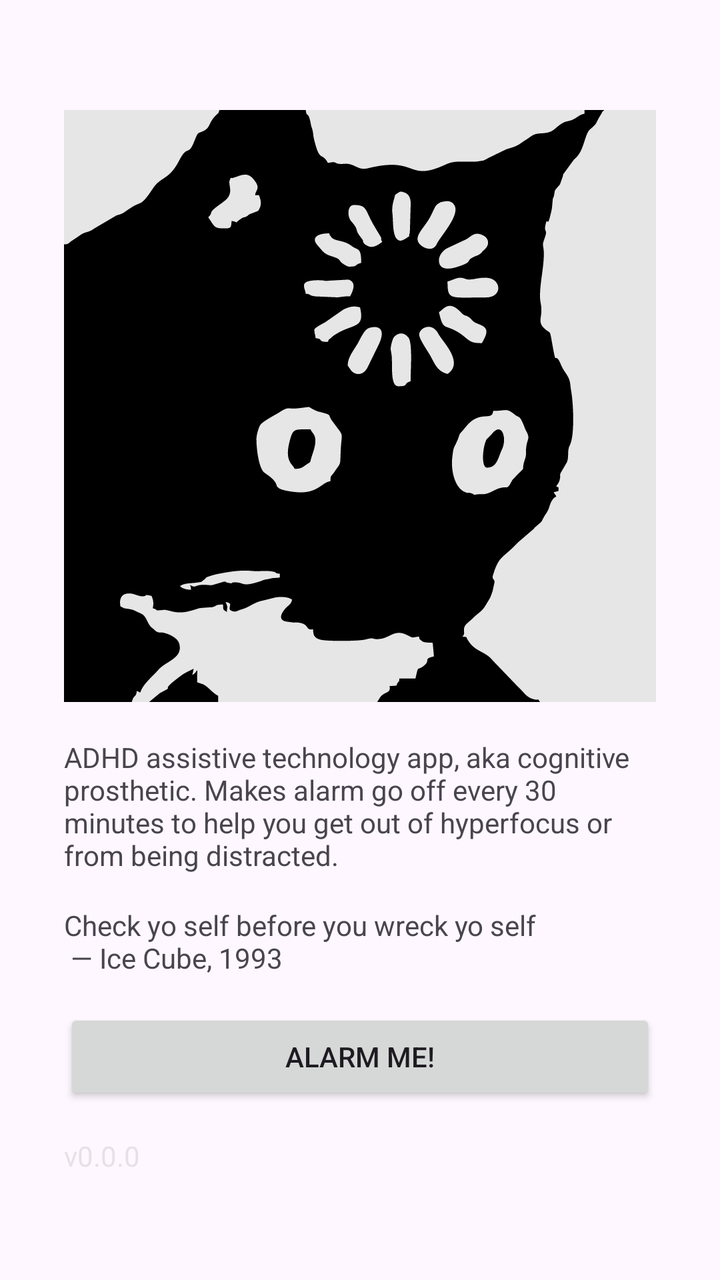
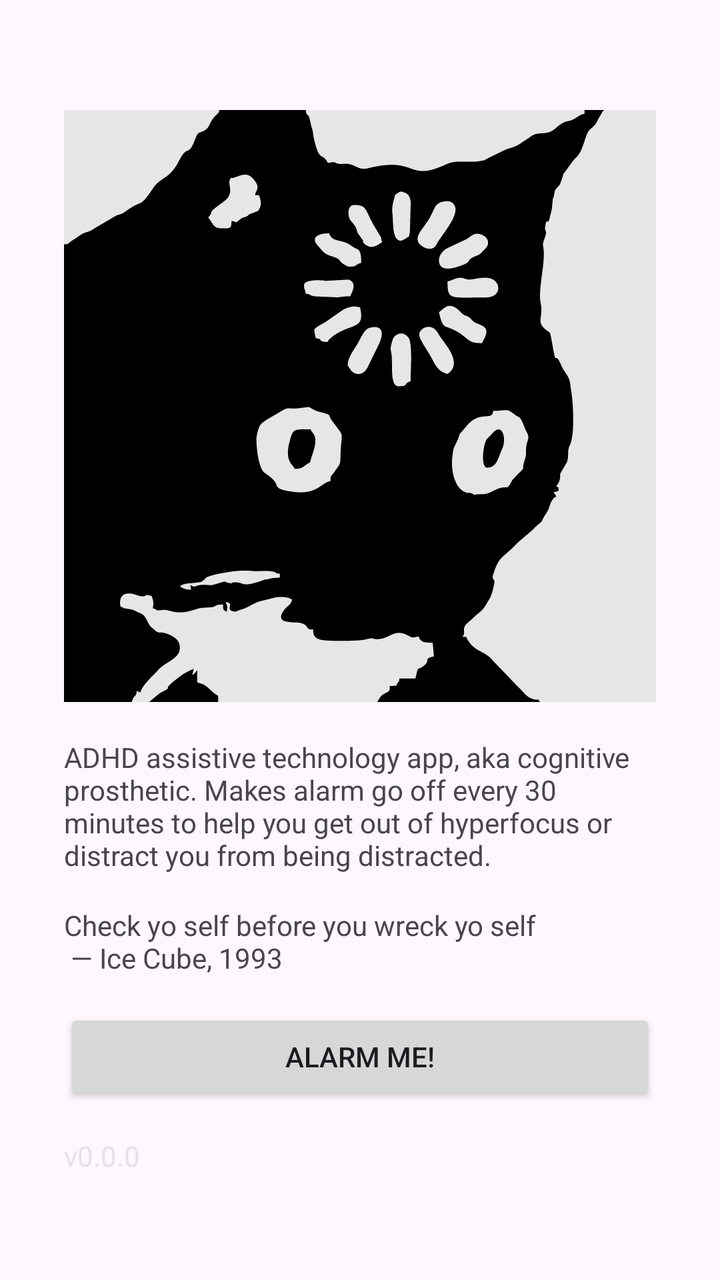

Before-and-after screenshots of an Android layout around one commit, followed by the original layout XML and the change that was made.
<!-- AndroidManifest.xml: application theme Theme.ADHDAssistant -->
<!-- res/layout/activity_main.xml -->
<?xml version="1.0" encoding="utf-8"?>
<androidx.constraintlayout.widget.ConstraintLayout xmlns:android="http://schemas.android.com/apk/res/android"
    xmlns:app="http://schemas.android.com/apk/res-auto"
    xmlns:tools="http://schemas.android.com/tools"
    android:layout_width="match_parent"
    android:layout_height="match_parent"
    tools:context=".MainActivity">

    <LinearLayout
        android:layout_width="match_parent"
        android:layout_height="wrap_content"
        android:layout_marginStart="32dp"
        android:layout_marginTop="32dp"
        android:layout_marginEnd="32dp"
        android:layout_marginBottom="32dp"
        android:divider="@drawable/divider"
        android:orientation="vertical"
        android:showDividers="middle"
        app:flow_horizontalGap="16sp"
        app:flow_verticalGap="16sp"
        app:layout_constraintBottom_toBottomOf="parent"
        app:layout_constraintEnd_toEndOf="parent"
        app:layout_constraintStart_toStartOf="parent"
        app:layout_constraintTop_toTopOf="parent">

        <ImageView
            android:id="@+id/imageView"
            android:layout_width="fill_parent"
            android:layout_height="300sp"
            android:src="@drawable/catloading" />

        <TextView
            android:id="@+id/textView2"
            android:layout_width="match_parent"
            android:layout_height="wrap_content"
            android:text="ADHD assistive technology app, aka cognitive prosthetic. Makes alarm go off every 30 minutes to help you get out of hyperfocus or from being distracted."
            android:textAlignment="center" />

        <TextView
            android:id="@+id/textView3"
            android:layout_width="match_parent"
            android:layout_height="wrap_content"
            android:text="Check yo self before you wreck yo self&#10; — Ice Cube, 1993"
            android:textAlignment="textEnd" />

        <Button
            android:id="@+id/alarmBtn"
            android:layout_width="match_parent"
            android:layout_height="wrap_content"
            android:text="Alarm me!" />

        <TextView
            android:id="@+id/versionText"
            android:layout_width="match_parent"
            android:layout_height="wrap_content"
            android:text="v0.0.0"
            android:textAlignment="center"
            android:textColor="#3888" />

    </LinearLayout>
</androidx.constraintlayout.widget.ConstraintLayout>
<!-- resources referenced by this layout -->
<resources>
  <!-- drawable catloading: vector/xml drawable (drawable, 9572 chars, omitted) -->
  <!-- drawable divider (drawable) -->
  <?xml version="1.0" encoding="utf-8"?>
  <shape xmlns:android="http://schemas.android.com/apk/res/android">
      
      <size android:width="16dp" android:height="16dp" />
      <solid android:color="@android:color/transparent" />
  </shape>
  <style name="Theme.ADHDAssistant" parent="Base.Theme.ADHDAssistant" />
  <style name="Base.Theme.ADHDAssistant" parent="Theme.Material3.DayNight.NoActionBar">
          
          
      </style>
</resources>

<!-- the commit's change to res/layout/activity_main.xml (unified diff, before → after) -->
@@ -33,7 +33,7 @@
             android:id="@+id/textView2"
             android:layout_width="match_parent"
             android:layout_height="wrap_content"
-            android:text="ADHD assistive technology app, aka cognitive prosthetic. Makes alarm go off every 30 minutes to help you get out of hyperfocus or from being distracted."
+            android:text="ADHD assistive technology app, aka cognitive prosthetic. Makes alarm go off every 30 minutes to help you get out of hyperfocus or distract you from being distracted."
             android:textAlignment="center" />
 
         <TextView
